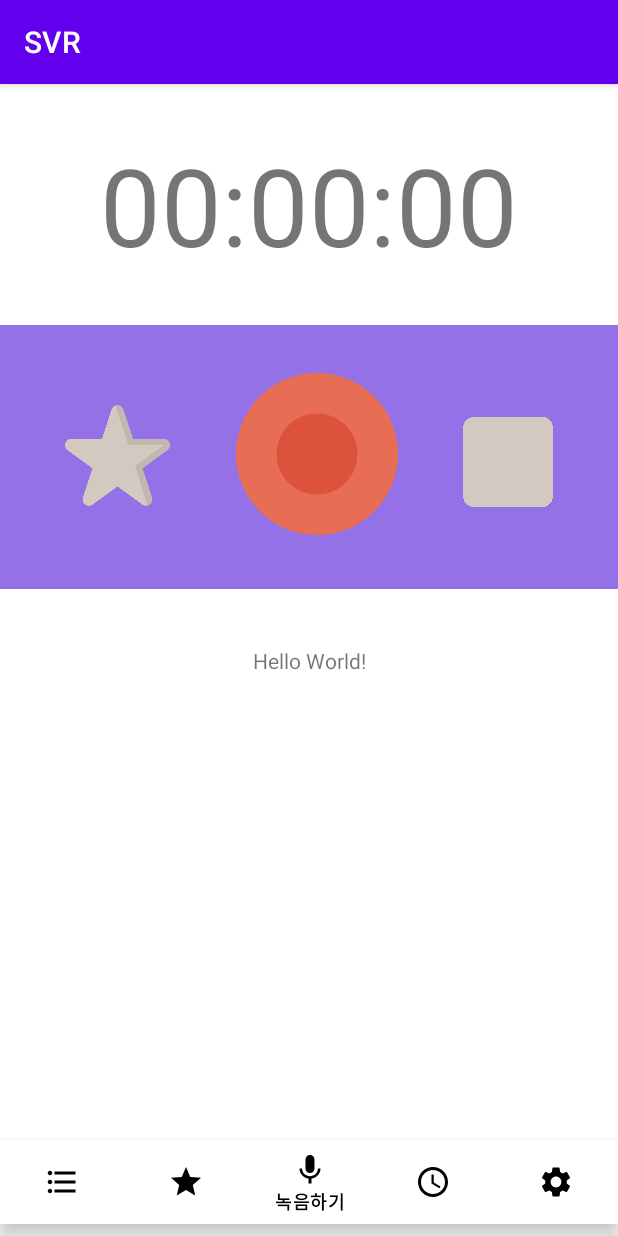
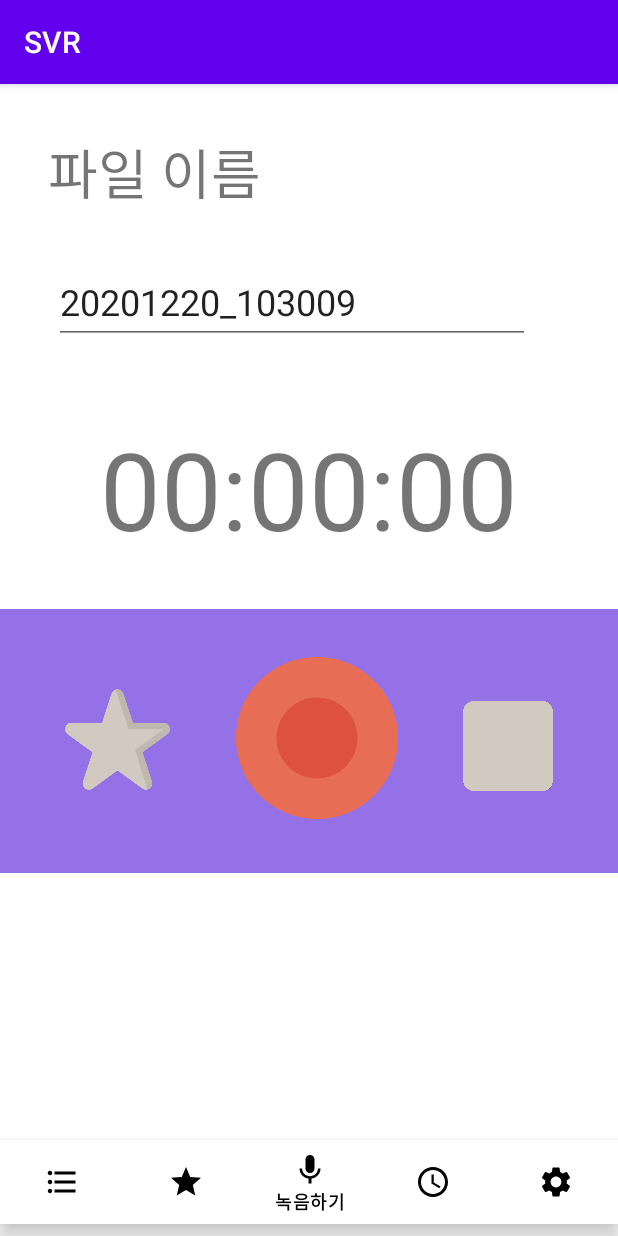
Before and after one commit to paperfrog1228/Shake-Voice-Recorder, an Android app: the screen it shows after launch (MainActivity), item 3 of the bottom bar chosen, on a phone screen of 412 x 824 dp. Run offline under Robolectric (Android 15) with nearby library versions, the phone set to English and light mode, and no system bars.

Commit message:
Add record file name setting and stop function
녹음 파일 이름 바꾸는 기능과 정지시 녹음 목록으로 프래그먼트 옮기고 초기화 하는 등 처리했으며 녹음 중 프래그먼트 이동이 불가능하도록 처리하였다. 이걸로 녹음 기능은 아마도 마무리??

```diff
--- a/app/src/main/java/com/example/svr/MainActivity.java
+++ b/app/src/main/java/com/example/svr/MainActivity.java
@@ -1,8 +1,11 @@
 package com.example.svr;
 import androidx.annotation.NonNull;
 import androidx.appcompat.app.AppCompatActivity;
+import androidx.fragment.app.Fragment;
+
 import android.os.Bundle;
 import android.view.MenuItem;
+import android.widget.Toast;
 
 import com.example.svr.fragment.BookmarkListFrag;
 import com.example.svr.fragment.RecordActionFrag;
@@ -14,11 +17,12 @@
     private RecordListFrag recordListFrag;
     private RecordActionFrag recordActionFrag;
     private BookmarkListFrag bookmarkListFrag;
+    private boolean isRecording=false;
     @Override
     protected void onCreate(Bundle savedInstanceState) {
         super.onCreate(savedInstanceState);
         setContentView(R.layout.activity_main);
-        recordActionFrag = new RecordActionFrag();
+        recordActionFrag = new RecordActionFrag(this);
         recordListFrag = new RecordListFrag();
         bookmarkListFrag = new BookmarkListFrag();
         bottomNavigationView = findViewById(R.id.bottomNavi);
@@ -26,6 +30,11 @@
         {
             @Override
             public boolean onNavigationItemSelected(@NonNull MenuItem menuItem) {
+                if(isRecording&&menuItem.getItemId()!=R.id.record_action){
+                    makeSaveToast();
+                    bottomNavigationView.setSelectedItemId(R.id.record_action);
+                    return false;
+                }
                 switch (menuItem.getItemId()) {
                     case R.id.record_list:
                         onFragmentChanged(0);
@@ -47,14 +56,14 @@
             }
             });
         onFragmentChanged(0);
-
             RecordDB.getInstance().initDB(this);
     }
     public void createDatabase(){
         RecordDB.getInstance().DB = openOrCreateDatabase("recordDB", MODE_PRIVATE, null);
     }
     public void onFragmentChanged(int index){
-        System.out.println("index : "+index);
+        System.out.println("시발 진짜 뭐냐고"+isRecording);
+
         switch (index) {
             case 0:
                 getSupportFragmentManager().beginTransaction().replace(R.id.Main_Frame,recordListFrag).commit();
@@ -67,5 +76,17 @@
                 break;
         }
     }
-
+    public void onCompleteSave(){
+        setIsRecording(false);
+        onFragmentChanged(0);
+        bottomNavigationView.setSelectedItemId(R.id.record_list);
+        Toast.makeText(this, "저장되었습니다.", Toast.LENGTH_LONG).show();
+    }
+    public void setIsRecording(boolean bool){
+        isRecording=bool;
+        bottomNavigationView.setEnabled(!bool);
+    }
+    private void makeSaveToast(){
+        Toast.makeText(this, "정지 버튼을 눌러 저장을 완료해주십시오.", Toast.LENGTH_LONG).show();
+    }
 }
--- a/app/src/main/java/com/example/svr/RecordAdapter.java
+++ b/app/src/main/java/com/example/svr/RecordAdapter.java
@@ -59,6 +59,7 @@
                 item.setBookmarked();
             }
         });
+        view.setName(item.getName());
         view.setDate(item.getDate());
         view.setLength(item.getPath());
         return view;
--- a/app/src/main/java/com/example/svr/RecordDB.java
+++ b/app/src/main/java/com/example/svr/RecordDB.java
@@ -48,7 +48,6 @@
     }
     public void insertRecord(String name,String date,String length,int bookmark,String path) {
        String sql = "'"+name+"'"+","+"'"+date+"'"+","+"'"+length+"'"+","+bookmark+","+"'"+path+"'";
-       System.out.println(sql);
        DB.execSQL("insert into record(name,date,length,bookmark,path) values("+sql+");");
     }
     private void createTable(String name) {
--- a/app/src/main/java/com/example/svr/RecordItem.java
+++ b/app/src/main/java/com/example/svr/RecordItem.java
@@ -23,7 +23,6 @@
             bookmarked=false;
         else
             bookmarked=true;
-        System.out.println("sex!!"+bookmarked);
     }
     public String getName() { return name; }
     public String getDate() { return date; }
--- a/app/src/main/java/com/example/svr/fragment/RecordActionFrag.java
+++ b/app/src/main/java/com/example/svr/fragment/RecordActionFrag.java
@@ -21,6 +21,9 @@
 import androidx.annotation.Nullable;
 import androidx.annotation.RequiresApi;
 import androidx.fragment.app.Fragment;
+import androidx.fragment.app.FragmentTransaction;
+
+import com.example.svr.MainActivity;
 import com.example.svr.R;
 import com.example.svr.RecordDB;
 
@@ -35,37 +38,42 @@
     MediaPlayer mediaPlayer;
     Thread timeThread;
     String file_name;
+    String file_path;
     String record_date;
     SimpleDateFormat simpleDate;
+    SimpleDateFormat simpleFilename;
+    File file;
     boolean isRecord=false;
     boolean isStart=false;
     ImageButton recordBtn;
     ImageButton stopBtn;
     ToggleButton bookmarkBtn;
     TextView recordTimeTv;
+    TextView fileNameTv;
+    MainActivity mainActivity;
+    public RecordActionFrag(MainActivity mainActivity){
+        this.mainActivity=mainActivity;
+    }
     @Nullable
     @Override
     public View onCreateView(LayoutInflater inflater, @Nullable ViewGroup container, @Nullable Bundle savedInstanceState) {
         ViewGroup rootView = (ViewGroup) inflater.inflate(R.layout.record_action_frag, container, false);
-        String file_path=Environment.getExternalStorageDirectory()+"/SVR";
-        File file= new File(file_path);
+        file_path=Environment.getExternalStorageDirectory()+"/SVR";
+        file= new File(file_path);
         Long date=new Date().getTime();
-        Date current_time = new Date(Long.valueOf(date));
-        timeThread=new Thread(new timeThread());
+
         simpleDate=new SimpleDateFormat("yyyy-MM-dd hh:mm:ss");
+        simpleFilename=new SimpleDateFormat("yyyy"+"MM"+"dd"+"_"+"hh"+"mm"+"ss");
         // init
         recordBtn=rootView.findViewById(R.id.btn_record);
         stopBtn=rootView.findViewById(R.id.btn_stop);
         bookmarkBtn=rootView.findViewById(R.id.btn_record_bookmark);
         recordTimeTv=rootView.findViewById(R.id.tv_record_time);
-
-        stopBtn.setEnabled(false);
-        bookmarkBtn.setChecked(false);
+        fileNameTv=rootView.findViewById(R.id.tv_filename);
+        init();
         if (!file.exists()){
             file.mkdirs();
         }
-        file_name=file+"/"+current_time+".3gp";
-        setMediaRecorder();
         recordBtn.setOnClickListener(new View.OnClickListener() {
             @RequiresApi(api = Build.VERSION_CODES.N)
             @Override
@@ -81,7 +89,6 @@
                     else
                         mediaStart();
                     recordBtn.setImageResource(R.drawable.pause);
-
                     isRecord=true;
                 }
                 stopBtn.setEnabled(true);
@@ -110,19 +117,34 @@
                 if(bookmarkBtn.isChecked())
                     isBookmark=1;
                 String file_length=recordTimeTv.getText().toString();
-                String record_date=simpleDate.format(new Date(System.currentTimeMillis()));
-                RecordDB.getInstance().insertRecord(file_name,record_date,file_length,isBookmark,file_name);
+                record_date=simpleDate.format(new Date(System.currentTimeMillis()));
+                timeThread.interrupt();
+                RecordDB.getInstance().insertRecord(file_name,record_date,file_length,isBookmark,file_path);
+                init();
+                mainActivity.onCompleteSave();
             }
         });
+
         return rootView;
+    }
+    private void init(){
+        fileNameTv.setText(simpleFilename.format(new Date(System.currentTimeMillis())));
+        stopBtn.setEnabled(false);
+        bookmarkBtn.setChecked(false);
+        isRecord=false;
+        isStart=false;
+        timeThread=new Thread(new timeThread());
     }
     private void setMediaRecorder(){
         myAudioRecorder = new MediaRecorder();
+        //myAudioRecorder.reset();
         myAudioRecorder.setAudioSource(MediaRecorder.AudioSource.MIC);
         myAudioRecorder.setOutputFormat(MediaRecorder.OutputFormat.THREE_GPP);
         myAudioRecorder.setAudioEncoder(MediaRecorder.OutputFormat.AMR_NB);
-        System.out.println(file_name);
-        myAudioRecorder.setOutputFile(file_name);
+        file_name=fileNameTv.getText().toString();
+        file_path=file+"/"+file_name+".3gp";
+        System.out.println("sex "+file_path);
+        myAudioRecorder.setOutputFile(file_path);
         try {
             myAudioRecorder.prepare();
         }
@@ -134,7 +156,10 @@
         }
     }
     private void mediaStart(){
+        setMediaRecorder();
+        mainActivity.setIsRecording(true);
         stopBtn.setImageResource(R.drawable.stop_enable);
+        fileNameTv.setEnabled(true);
         try{
             myAudioRecorder.start();
         }
@@ -144,6 +169,7 @@
         isStart=true;
         timeThread.start();
     }
+
     @SuppressLint("HandlerLeak")
     Handler handler = new Handler() {
         @Override
@@ -160,7 +186,7 @@
         public void run() {
             int i = 0;
             while (true) {
-                while (isRecord) { //일시정지를 누르면 멈춤
+                while (isRecord) {
                     Message msg = new Message();
                     msg.arg1 = i++;
                     handler.sendMessage(msg);
@@ -169,7 +195,7 @@
                     }
                     catch (InterruptedException e) {
                         e.printStackTrace();
-                        return; // 인터럽트 받을 경우 return
+                        return;
                     }
                 }
             }
--- a/app/src/main/java/com/example/svr/fragment/RecordListFrag.java
+++ b/app/src/main/java/com/example/svr/fragment/RecordListFrag.java
@@ -52,7 +52,8 @@
             cursor.moveToFirst();
             for( int i = 0; i< cursor.getCount(); i++){
                 System.out.println("1: "+cursor.getString(1)+" 2: "+cursor.getString(2)+"3 : "+cursor.getString(3));
-                String name = cursor.getString(1);
+                String name = cursor.getString(cursor.getColumnIndex("name"));
+                System.out.println("namesex : "+name);
                 String date = cursor.getString(2);
                 String path = cursor.getString(3);
                 int bookmark= cursor.getInt(4);
--- a/app/src/main/res/layout/record_action_frag.xml
+++ b/app/src/main/res/layout/record_action_frag.xml
@@ -16,6 +16,49 @@
         app:layout_constraintStart_toStartOf="parent"
         app:layout_constraintTop_toTopOf="parent"
         app:layout_constraintVertical_bias="0.0">
+
+        <FrameLayout
+            android:layout_width="match_parent"
+            android:layout_height="wrap_content">
+
+            <androidx.constraintlayout.widget.ConstraintLayout
+                android:layout_width="match_parent"
+                android:layout_height="wrap_content">
+
+                <TextView
+                    android:id="@+id/textView2"
+                    android:layout_width="match_parent"
+                    android:layout_height="wrap_content"
+                    android:layout_marginStart="32dp"
+                    android:layout_marginLeft="32dp"
+                    android:layout_marginTop="32dp"
+                    android:layout_marginBottom="16dp"
+                    android:text="파일 이름"
+                    android:textSize="36sp"
+                    app:layout_constraintBottom_toTopOf="@+id/tv_filename"
+                    app:layout_constraintEnd_toEndOf="parent"
+                    app:layout_constraintHorizontal_bias="1.0"
+                    app:layout_constraintStart_toStartOf="parent"
+                    app:layout_constraintTop_toTopOf="parent" />
+
+                <EditText
+                    android:id="@+id/tv_filename"
+                    android:layout_width="317dp"
+                    android:layout_height="55dp"
+                    android:layout_marginStart="36dp"
+                    android:layout_marginLeft="36dp"
+                    android:layout_marginTop="16dp"
+                    android:layout_marginBottom="16dp"
+                    android:ems="10"
+                    android:inputType="textPersonName"
+                    android:text="Name"
+                    android:textSize="24sp"
+                    app:layout_constraintBottom_toBottomOf="parent"
+                    app:layout_constraintStart_toStartOf="parent"
+                    app:layout_constraintTop_toBottomOf="@+id/textView2" />
+
+            </androidx.constraintlayout.widget.ConstraintLayout>
+        </FrameLayout>
 
         <FrameLayout
             android:layout_width="match_parent"
```
Also changed, not shown: app/src/main/java/com/example/svr/RecordItemView.java (+3 -8 lines), app/src/main/res/layout/record_item.xml (+13 -11 lines).
